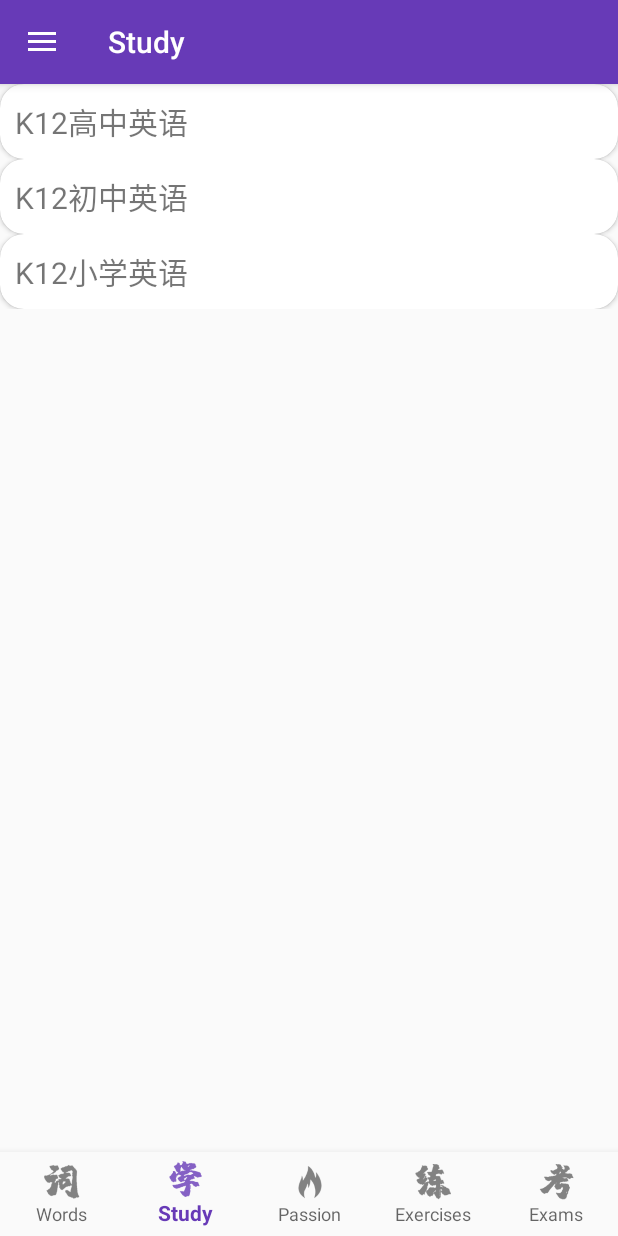
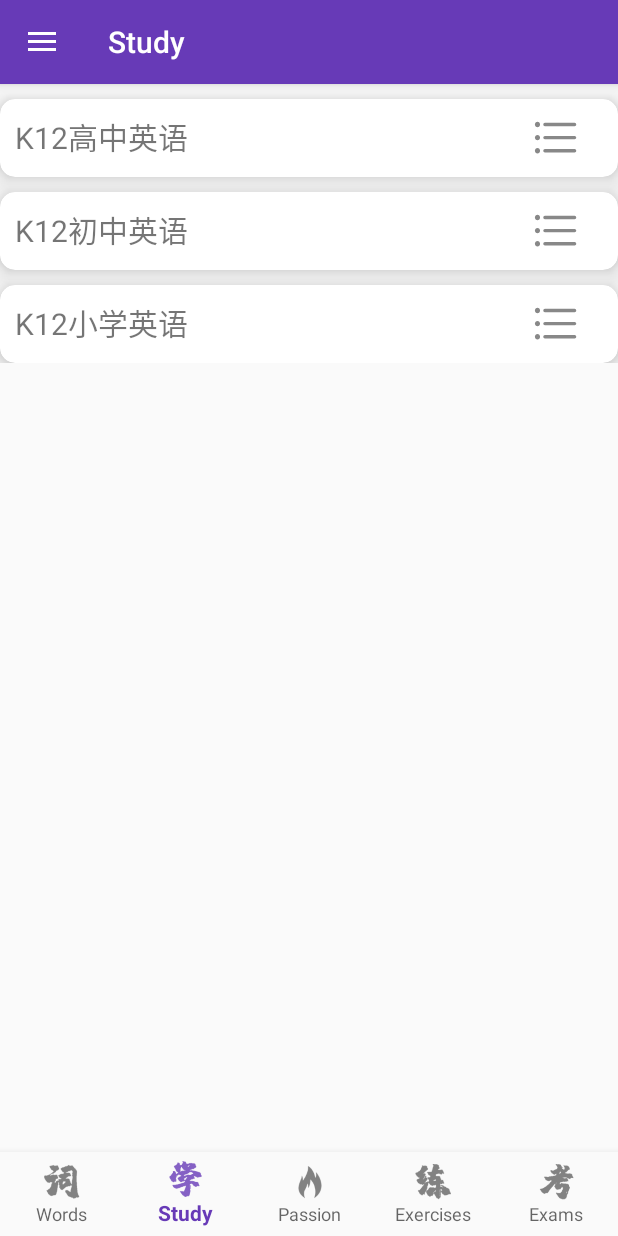
Before and after one commit to googlehenry/cixuekaolian, an Android app: the screen it shows after launch (MainActivity), item 2 of the bottom bar chosen, on a phone screen of 412 x 824 dp. Run offline under Robolectric (Android 15) with nearby library versions, the phone set to English and light mode, and no system bars; our stand-ins replace RxJava; libraries missing offline, so code that uses them is left out: com.chad.library, com.yechaoa.yutilskt, com.youth.banner; network calls fail; pictures from the network do not load; 21 statements that could not run were skipped.

Commit message:
modify xue page ui

```diff
--- a/app/src/main/java/com/qianli/cixuekaolian/adapter/ExpandableTextAdapter.kt
+++ b/app/src/main/java/com/qianli/cixuekaolian/adapter/ExpandableTextAdapter.kt
@@ -18,7 +18,7 @@ class ExpandableTextAdapter :
 
     override fun convert(holder: BaseViewHolder, item: TeachItem) {
         var content = holder.getView<ExpandableTextView>(R.id.expand_text_view)
-        var title = holder.getView<TextView>(R.id.title)
+        var title = holder.getView<TextView>(R.id.title_high)
 
         title.text = item.id.toString() + "." + item.title
         content.text = item.content
--- a/app/src/main/java/com/qianli/cixuekaolian/module/ci/CiFragment.kt
+++ b/app/src/main/java/com/qianli/cixuekaolian/module/ci/CiFragment.kt
@@ -24,7 +24,7 @@ class CiFragment : BaseFragment(), View.OnClickListener {
     override fun afterViewCreated(view: View, savedInstanceState: Bundle?) {
 
         //https://www.jianshu.com/p/e68a0b5fd383
-        recycler_view.addItemDecoration(
+        recycler_view_high.addItemDecoration(
             DividerItemDecoration(
                 mContext,
                 DividerItemDecoration.VERTICAL
@@ -32,7 +32,7 @@ class CiFragment : BaseFragment(), View.OnClickListener {
         )
         mSearchedWordAdapter = SearchedWordAdapter(this)
         mSearchedWordAdapter.data = data
-        recycler_view.adapter = mSearchedWordAdapter
+        recycler_view_high.adapter = mSearchedWordAdapter
 
         loadData()
 
@@ -63,7 +63,7 @@ class CiFragment : BaseFragment(), View.OnClickListener {
     // 更新数据
     fun updateLayout(obj: List<SearchedWord>) {
         mSearchedWordAdapter.data = obj.toMutableList()
-        recycler_view.adapter = mSearchedWordAdapter
+        recycler_view_high.adapter = mSearchedWordAdapter
     }
 
     // 测试数据
--- a/app/src/main/java/com/qianli/cixuekaolian/module/huo/HuoFragment.kt
+++ b/app/src/main/java/com/qianli/cixuekaolian/module/huo/HuoFragment.kt
@@ -87,12 +87,12 @@ class HuoFragment : BaseFragment(), OnBannerListener, OnLoadMoreListener,
             loadMoreModule.setOnLoadMoreListener(this@HuoFragment)
         }
 
-        recycler_view.adapter = mArticleAdapter
+        recycler_view_high.adapter = mArticleAdapter
         mArticleAdapter.setList(mDataList)
     }
 
     override fun onLoadMore() {
-        recycler_view.postDelayed({
+        recycler_view_high.postDelayed({
             if (CURRENT_SIZE < TOTAL_COUNTER) {
                 mArticleAdapter.loadMoreModule.loadMoreEnd(true)
             } else {
--- a/app/src/main/java/com/qianli/cixuekaolian/module/xue/XueFragment.kt
+++ b/app/src/main/java/com/qianli/cixuekaolian/module/xue/XueFragment.kt
@@ -17,9 +17,9 @@ class XueFragment : BaseFragment(), View.OnClickListener {
     }
 
     override fun afterViewCreated(view: View, savedInstanceState: Bundle?) {
-        recycler_view.layoutManager = GridLayoutManager(mContext, 3)
-        recycler_view2.layoutManager = GridLayoutManager(mContext, 3)
-        recycler_view3.layoutManager = GridLayoutManager(mContext, 3)
+        recycler_view_high.layoutManager = GridLayoutManager(mContext, 3)
+        recycler_view_middle.layoutManager = GridLayoutManager(mContext, 3)
+        recycler_primary.layoutManager = GridLayoutManager(mContext, 3)
         var adapter = BookItemAdapter(this)
         var adapter2 = BookItemAdapter(this)
         var adapter3 = BookItemAdapter(this)
@@ -38,9 +38,9 @@ class XueFragment : BaseFragment(), View.OnClickListener {
             BookItem(1, "三年级下", -1),
             BookItem(1, "四年级上", -1)
         )
-        recycler_view.adapter = adapter
-        recycler_view2.adapter = adapter2
-        recycler_view3.adapter = adapter3
+        recycler_view_high.adapter = adapter
+        recycler_view_middle.adapter = adapter2
+        recycler_primary.adapter = adapter3
 
     }
 
--- a/app/src/main/java/com/qianli/cixuekaolian/module/xue/XuePage1FragmentTeach.kt
+++ b/app/src/main/java/com/qianli/cixuekaolian/module/xue/XuePage1FragmentTeach.kt
@@ -15,7 +15,7 @@ class XuePage1FragmentTeach : BaseFragment() {
     }
     var teachItemAdapter = ExpandableTextAdapter()
     override fun afterViewCreated(view: View, savedInstanceState: Bundle?) {
-        recycler_view.adapter = teachItemAdapter
+        recycler_view_high.adapter = teachItemAdapter
         teachItemAdapter.data = mutableListOf(
             TeachItem(
                 1, "如何与别人打招呼", "下面让我们来看一看它们的具体使用语境:\n" +
--- /dev/null
+++ b/app/src/main/res/drawable/selector_menu_more_dark.xml
@@ -0,0 +1,14 @@
+<?xml version="1.0" encoding="utf-8"?>
+<selector xmlns:android="http://schemas.android.com/apk/res/android">
+    <item android:state_pressed="false">
+        <vector android:height="64dp" android:viewportHeight="1024" android:viewportWidth="1024" android:width="64dp" xmlns:android="http://schemas.android.com/apk/res/android">
+            <path android:fillColor="#888" android:pathData="M930.96,259.66H296.76c-18.85,0 -34.07,-16.08 -34.07,-35.93 0,-19.82 15.22,-35.85 34.07,-35.85h634.2c18.81,0 34.07,16.03 34.07,35.85 0,19.85 -15.26,35.93 -34.07,35.93zM930.96,539.84H296.76c-18.85,0 -34.07,-16.08 -34.07,-35.9 0,-19.86 15.22,-35.89 34.07,-35.89h634.2c18.81,0 34.07,16.03 34.07,35.89 0,19.81 -15.26,35.9 -34.07,35.9zM930.96,820.01H296.76c-18.85,0 -34.07,-16.08 -34.07,-35.89 0,-19.91 15.22,-35.9 34.07,-35.9h634.2c18.81,0 34.07,15.98 34.07,35.9 0,19.81 -15.26,35.89 -34.07,35.89zM193.86,784.12c0,32.3 -24.89,58.48 -55.52,58.48 -30.62,0 -55.41,-26.18 -55.41,-58.48 0,-32.25 24.79,-58.48 55.41,-58.48 30.63,0.01 55.52,26.23 55.52,58.48zM193.86,503.94c0,32.26 -24.89,58.44 -55.52,58.44 -30.62,0 -55.41,-26.18 -55.41,-58.44 0,-32.35 24.79,-58.48 55.41,-58.48 30.63,0 55.52,26.13 55.52,58.48zM193.86,223.73c0,32.3 -24.89,58.42 -55.52,58.42 -30.62,0 -55.41,-26.13 -55.41,-58.42 0,-32.31 24.79,-58.44 55.41,-58.44 30.63,0 55.52,26.13 55.52,58.44z" />
+        </vector>
+
+    </item>
+    <item android:state_pressed="true">
+        <vector android:height="64dp" android:viewportHeight="1024" android:viewportWidth="1024" android:width="64dp" xmlns:android="http://schemas.android.com/apk/res/android">
+            <path android:fillColor="#444" android:pathData="M930.96,259.66H296.76c-18.85,0 -34.07,-16.08 -34.07,-35.93 0,-19.82 15.22,-35.85 34.07,-35.85h634.2c18.81,0 34.07,16.03 34.07,35.85 0,19.85 -15.26,35.93 -34.07,35.93zM930.96,539.84H296.76c-18.85,0 -34.07,-16.08 -34.07,-35.9 0,-19.86 15.22,-35.89 34.07,-35.89h634.2c18.81,0 34.07,16.03 34.07,35.89 0,19.81 -15.26,35.9 -34.07,35.9zM930.96,820.01H296.76c-18.85,0 -34.07,-16.08 -34.07,-35.89 0,-19.91 15.22,-35.9 34.07,-35.9h634.2c18.81,0 34.07,15.98 34.07,35.9 0,19.81 -15.26,35.89 -34.07,35.89zM193.86,784.12c0,32.3 -24.89,58.48 -55.52,58.48 -30.62,0 -55.41,-26.18 -55.41,-58.48 0,-32.25 24.79,-58.48 55.41,-58.48 30.63,0.01 55.52,26.23 55.52,58.48zM193.86,503.94c0,32.26 -24.89,58.44 -55.52,58.44 -30.62,0 -55.41,-26.18 -55.41,-58.44 0,-32.35 24.79,-58.48 55.41,-58.48 30.63,0 55.52,26.13 55.52,58.48zM193.86,223.73c0,32.3 -24.89,58.42 -55.52,58.42 -30.62,0 -55.41,-26.13 -55.41,-58.42 0,-32.31 24.79,-58.44 55.41,-58.44 30.63,0 55.52,26.13 55.52,58.44z" />
+        </vector>
+    </item>
+</selector>
--- a/app/src/main/res/layout/activity_ci_word_detail_page.xml
+++ b/app/src/main/res/layout/activity_ci_word_detail_page.xml
@@ -13,7 +13,7 @@
         android:orientation="vertical">
 
         <TextView
-            android:id="@+id/title"
+            android:id="@+id/title_high"
             android:layout_width="match_parent"
             android:layout_height="wrap_content"
             android:background="@drawable/side_nav_bar"
--- a/app/src/main/res/layout/activity_xue_detail_page.xml
+++ b/app/src/main/res/layout/activity_xue_detail_page.xml
@@ -14,7 +14,7 @@
         tools:context=".module.xue.XuePage1Activity">
 
         <TextView
-            android:id="@+id/title"
+            android:id="@+id/title_high"
             android:layout_width="match_parent"
             android:layout_height="wrap_content"
             android:paddingLeft="@dimen/dp_40"
--- a/app/src/main/res/layout/activity_xue_detail_page_frag_teach.xml
+++ b/app/src/main/res/layout/activity_xue_detail_page_frag_teach.xml
@@ -7,7 +7,7 @@
     android:orientation="vertical">
 
     <androidx.recyclerview.widget.RecyclerView
-        android:id="@+id/recycler_view"
+        android:id="@+id/recycler_view_high"
         android:layout_width="match_parent"
         android:layout_height="wrap_content"
         app:layoutManager="androidx.recyclerview.widget.LinearLayoutManager"
--- a/app/src/main/res/layout/fragment_ci.xml
+++ b/app/src/main/res/layout/fragment_ci.xml
@@ -48,7 +48,7 @@
             android:layout_gravity="right"></TableRow>
 
         <androidx.recyclerview.widget.RecyclerView
-            android:id="@+id/recycler_view"
+            android:id="@+id/recycler_view_high"
             android:layout_width="match_parent"
             android:layout_height="wrap_content"
             app:layoutManager="androidx.recyclerview.widget.LinearLayoutManager"
--- a/app/src/main/res/layout/fragment_huo.xml
+++ b/app/src/main/res/layout/fragment_huo.xml
@@ -33,7 +33,7 @@
     </com.google.android.material.appbar.AppBarLayout>
 
     <androidx.recyclerview.widget.RecyclerView
-        android:id="@+id/recycler_view"
+        android:id="@+id/recycler_view_high"
         android:layout_width="match_parent"
         android:layout_height="wrap_content"
         app:layoutManager="androidx.recyclerview.widget.LinearLayoutManager"
--- a/app/src/main/res/layout/fragment_xue.xml
+++ b/app/src/main/res/layout/fragment_xue.xml
@@ -15,8 +15,10 @@
         <androidx.cardview.widget.CardView
             android:layout_width="match_parent"
             android:layout_height="wrap_content"
-            app:cardCornerRadius="16dp"
-            app:contentPadding="10dp">
+            app:cardCornerRadius="10dp"
+            app:contentPadding="10dp"
+            app:cardElevation="10dp"
+            android:layout_marginTop="@dimen/dp_10">
 
             <LinearLayout
                 android:layout_width="match_parent"
@@ -25,19 +27,29 @@
 
                 <LinearLayout
                     android:layout_width="match_parent"
-                    android:layout_height="wrap_content">
+                    android:layout_height="wrap_content"
+                    android:orientation="horizontal"
+                    android:gravity="fill_horizontal">
 
                     <TextView
-                        android:id="@+id/title"
-                        android:layout_width="match_parent"
+                        android:id="@+id/title_high"
+                        android:layout_width="0dp"
                         android:layout_height="wrap_content"
+                        android:layout_weight="1"
                         android:singleLine="true"
                         android:text="K12高中英语"
                         android:textSize="20sp" />
+
+                    <ImageView
+                        android:layout_width="wrap_content"
+                        android:layout_height="32dp"
+                        android:clickable="true"
+                        android:src="@drawable/selector_menu_more_dark" />
+
                 </LinearLayout>
 
                 <androidx.recyclerview.widget.RecyclerView
-                    android:id="@+id/recycler_view"
+                    android:id="@+id/recycler_view_high"
                     android:layout_width="match_parent"
                     android:layout_height="wrap_content"
                     app:layoutManager="androidx.recyclerview.widget.GridLayoutManager"
@@ -49,8 +61,10 @@
         <androidx.cardview.widget.CardView
             android:layout_width="match_parent"
             android:layout_height="wrap_content"
-            app:cardCornerRadius="16dp"
-            app:contentPadding="10dp">
+            app:cardCornerRadius="10dp"
+            app:contentPadding="10dp"
+            app:cardElevation="10dp"
+            android:layout_marginTop="@dimen/dp_10">
 
             <LinearLayout
                 android:layout_width="match_parent"
@@ -59,19 +73,27 @@
 
                 <LinearLayout
                     android:layout_width="match_parent"
-                    android:layout_height="wrap_content">
+                    android:layout_height="match_parent"
+                    android:orientation="horizontal">
 
                     <TextView
-                        android:id="@+id/title2"
-                        android:layout_width="match_parent"
+                        android:id="@+id/title_middle"
+                        android:layout_width="0dp"
                         android:layout_height="wrap_content"
+                        android:layout_weight="1"
                         android:singleLine="true"
                         android:text="K12初中英语"
                         android:textSize="20sp" />
+
+                    <ImageView
+                        android:layout_width="wrap_content"
+                        android:layout_height="32dp"
+                        android:clickable="true"
+                        android:src="@drawable/selector_menu_more_dark" />
                 </LinearLayout>
 
                 <androidx.recyclerview.widget.RecyclerView
-                    android:id="@+id/recycler_view2"
+                    android:id="@+id/recycler_view_middle"
                     android:layout_width="match_parent"
                     android:layout_height="wrap_content"
                     app:layoutManager="androidx.recyclerview.widget.GridLayoutManager"
@@ -83,8 +105,10 @@
         <androidx.cardview.widget.CardView
             android:layout_width="match_parent"
             android:layout_height="wrap_content"
-            app:cardCornerRadius="16dp"
-            app:contentPadding="10dp">
+            app:cardCornerRadius="10dp"
+            app:contentPadding="10dp"
+            app:cardElevation="10dp"
+            android:layout_marginTop="@dimen/dp_10">
 
             <LinearLayout
                 android:layout_width="match_parent"
@@ -93,19 +117,27 @@
 
                 <LinearLayout
                     android:layout_width="match_parent"
-                    android:layout_height="wrap_content">
+                    android:layout_height="wrap_content"
+                    android:orientation="horizontal">
 
                     <TextView
-                        android:id="@+id/title3"
-                        android:layout_width="match_parent"
+                        android:id="@+id/title_premary"
+                        android:layout_width="0dp"
                         android:layout_height="wrap_content"
+                        android:layout_weight="1"
                         android:singleLine="true"
                         android:text="K12小学英语"
                         android:textSize="20sp" />
+
+                    <ImageView
+                        android:layout_width="wrap_content"
+                        android:layout_height="32dp"
+                        android:clickable="true"
+                        android:src="@drawable/selector_menu_more_dark" />
                 </LinearLayout>
 
                 <androidx.recyclerview.widget.RecyclerView
-                    android:id="@+id/recycler_view3"
+                    android:id="@+id/recycler_primary"
                     android:layout_width="match_parent"
                     android:layout_height="wrap_content"
                     app:layoutManager="androidx.recyclerview.widget.GridLayoutManager"
@@ -121,7 +153,6 @@
         <!--        android:gravity="center_horizontal"-->
         <!--        android:orientation="horizontal"-->
         <!--        android:paddingBottom="@dimen/dp_10">-->
-
         <!--        <Button-->
         <!--            android:id="@+id/btn_xue_start"-->
         <!--            style="@style/rectangle_blue"-->
--- a/app/src/main/res/layout/wiget_teach_item.xml
+++ b/app/src/main/res/layout/wiget_teach_item.xml
@@ -6,7 +6,7 @@
     android:orientation="vertical">
 
     <TextView
-        android:id="@+id/title"
+        android:id="@+id/title_high"
         android:layout_width="match_parent"
         android:layout_height="wrap_content"
         android:layout_marginLeft="10dp"
```
Also changed, not shown: app/src/main/res/drawable/shape_menu_more_dark.xml (added, +9 -0 lines).
